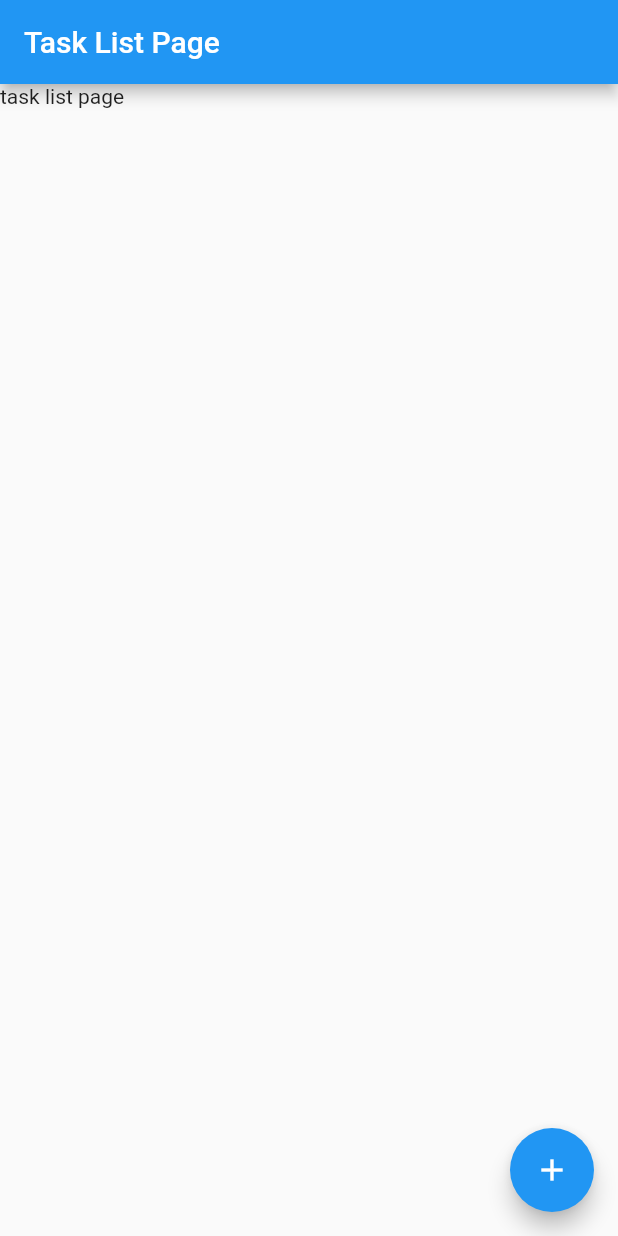
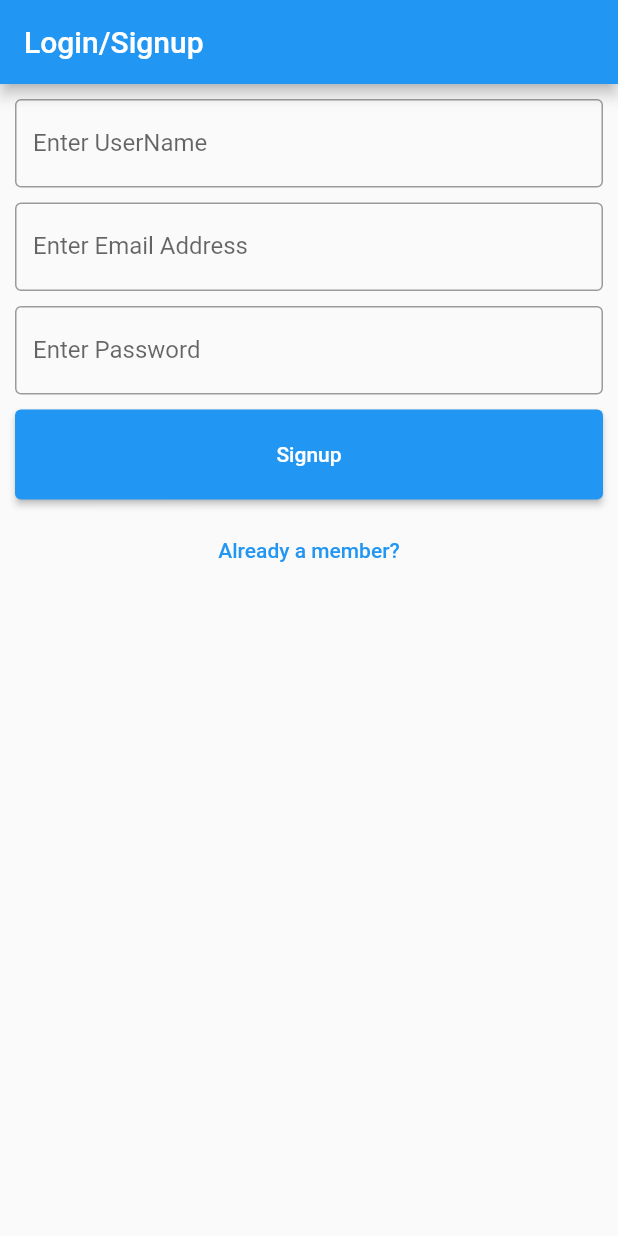
Before and after one commit to ggalarza123/ToDoListApp, a Flutter app: the screen it shows after launch, on a phone screen of 412 x 824 dp. Run offline on Flutter 3.47's test engine with Material 2 defaults, Android fonts, the phone set to English and light mode, and no system bars.

Commit message:
Added log in page.

```diff
--- /dev/null
+++ b/lib/authscreen/authform.dart
@@ -0,0 +1,117 @@
+import 'package:flutter/material.dart';
+import 'package:todolistapp/authscreen/authscreen.dart';
+
+class Authform extends StatefulWidget {
+  @override
+  _authFormState createState() => _authFormState();
+}
+
+class _authFormState extends State<Authform> {
+  final _formkey = GlobalKey<FormState>();
+  var _email = "";
+  var _password = "";
+  bool isLoginPage = false;
+
+  @override
+  Widget build(BuildContext context) {
+    // whenever there is a list. example ListView, their will either be children or child, most likely children
+    return Container(
+      height: MediaQuery.of(context).size.height,
+      width: MediaQuery.of(context).size.width,
+      child: ListView(
+        children: [
+          Container(
+            padding: EdgeInsets.all(10),
+            child: Form(
+              key: _formkey,
+              child: Column(
+                children: [
+                  if (!isLoginPage)
+                    TextFormField(
+                        key: ValueKey('username'),
+                        keyboardType: TextInputType.name,
+                        // validates this TextFormField and makes sure it is not empty
+                        validator: (value) {
+                          if (value!.isEmpty) {
+                            return 'Username is required.';
+                          } else {
+                            return null;
+                          }
+                        },
+                        decoration: InputDecoration(
+                            border: OutlineInputBorder(),
+                            labelText: "Enter UserName")),
+                  SizedBox(
+                    height: 10,
+                  ),
+                  TextFormField(
+                      key: ValueKey('email'),
+                      keyboardType: TextInputType.emailAddress,
+                      // validates this TextFormField and makes sure it is not empty
+                      validator: (value) {
+                        final bool emailValid = RegExp(
+                                r"^[a-zA-Z0-9.a-zA-Z0-9.!#$%&'*+-/=?^_`{|}~]+@[a-zA-Z0-9]+\.[a-zA-Z]+")
+                            .hasMatch(value!);
+                        if (!emailValid) {
+                          return "Enter valid email address";
+                        }
+                        return null;
+                      },
+                      decoration: InputDecoration(
+                          border: OutlineInputBorder(),
+                          labelText: "Enter Email Address")),
+                  SizedBox(
+                    height: 10,
+                  ),
+                  TextFormField(
+                    keyboardType: TextInputType.visiblePassword,
+                    key: ValueKey('password'),
+                    validator: (value) {
+                      final bool emailValid = RegExp(
+                              r'^(?=.*?[A-Z])(?=.*?[a-z])(?=.*?[0-9])(?=.*?[!@#\$&*~]).{8,}$')
+                          .hasMatch(value!);
+                      if (!emailValid) {
+                        return "Enter valid Password";
+                      }
+                      return null;
+                    },
+                    decoration: InputDecoration(
+                        border: OutlineInputBorder(),
+                        labelText: "Enter Password"),
+                  ),
+                  SizedBox(
+                    height: 10,
+                  ),
+                  // this can be read as if this is the log in page, test should be log in, otherwise sign up
+                  Container(
+                    height: 60,
+                    // this means use 100% of the width
+                    width: double.infinity,
+                    child: ElevatedButton(
+                      onPressed: () {},
+                      child: isLoginPage ? Text('Login') : Text('Signup'),
+                    ),
+                  ),
+                  SizedBox(
+                    height: 10,
+                  ),
+                  TextButton(
+                    onPressed: () {
+                      setState(() {
+                        isLoginPage = !isLoginPage;
+                      });
+                    },
+                    // is loginpage changes the state
+                    child: isLoginPage
+                        ? Text('Not a member')
+                        : Text('Already a member?'),
+                  ),
+                ],
+              ),
+            ),
+          )
+        ],
+      ),
+    );
+  }
+}
--- /dev/null
+++ b/lib/authscreen/authscreen.dart
@@ -0,0 +1,30 @@
+import "package:flutter/material.dart";
+import 'package:todolistapp/authscreen/authform.dart';
+
+class AuthScreen extends StatefulWidget {
+  @override
+  _authScreenState createState() => _authScreenState();
+}
+
+// Pretty much every state will return a widget
+class _authScreenState extends State<AuthScreen> {
+  @override
+  Widget build(BuildContext context) {
+    // Scaffold holds pretty much the app bar and the body of a page
+    return Scaffold(
+      appBar: AppBar(
+        title: Text('Login/Signup'),
+      ),
+      // body will use the authform.dart by creating an instance
+      body: Authform(
+
+      ),
+    );
+  }
+}
+
+// add function needed but adding for example notes
+// this add function below can more quickly be written add(n1,n2) => n1+n2;
+add(n1, n2) {
+  return n1 + n2;
+}
--- a/lib/main.dart
+++ b/lib/main.dart
@@ -1,6 +1,7 @@
 import 'package:flutter/material.dart';
 import 'package:todolistapp/pages/tasklist/tasklist.dart';
 import './pages/tasklistdetail/tasklistdetail.dart';
+import 'package:todolistapp/authscreen/authscreen.dart';
 
 void main() {
   runApp(const MyApp());
@@ -9,7 +10,6 @@ void main() {
 class MyApp extends StatelessWidget {
   const MyApp({super.key});
 
-
   @override
   Widget build(BuildContext context) {
     return MaterialApp(
@@ -17,11 +17,12 @@ class MyApp extends StatelessWidget {
       theme: ThemeData(
         primarySwatch: Colors.blue,
       ),
-      initialRoute: '/tasklist',
+      initialRoute: '/login',
       routes: {
         '/tasklist': ((context) => const TaskListPage(title: "Task List Page")),
         '/tasklistdetail': ((context) =>
             const TaskListDetailPage(title: "Task List Detail Page")),
+        '/login': ((context) => AuthScreen()),
       },
     );
   }
```
